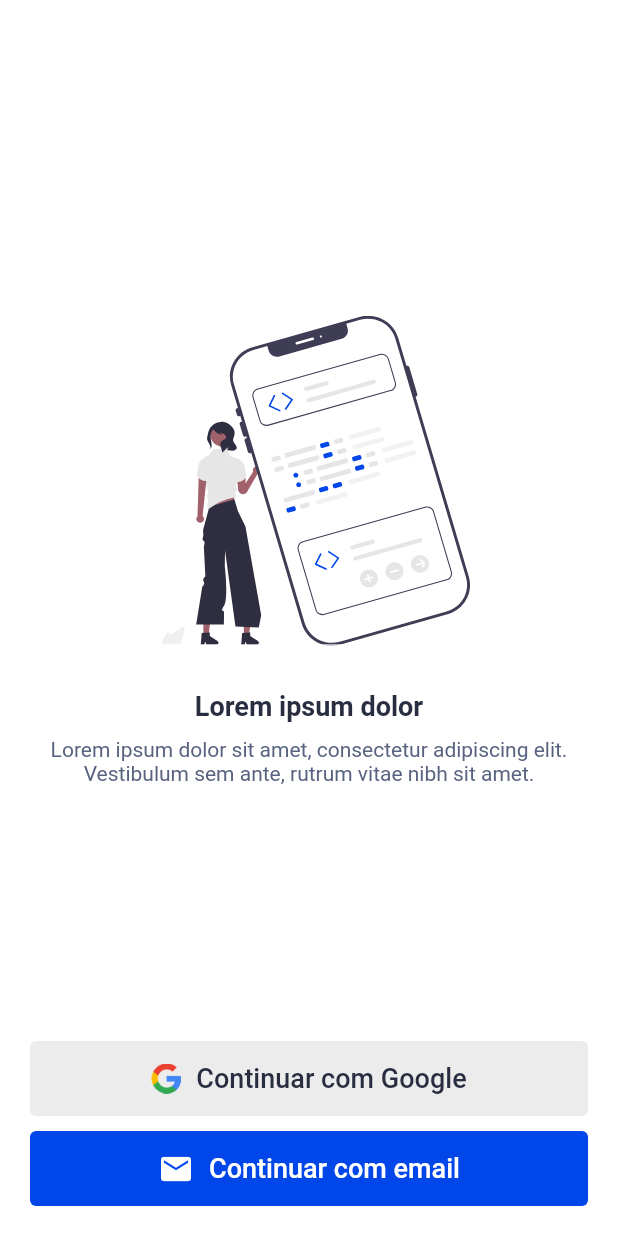
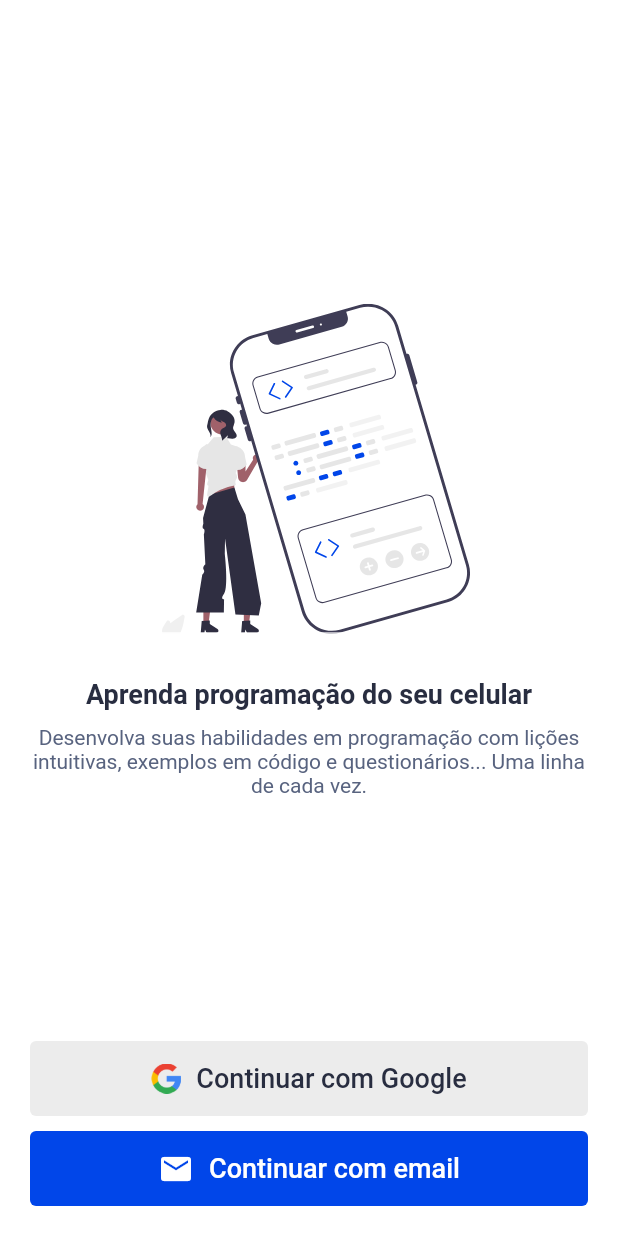
Before and after one commit to jpssantiago/lab-projetos, a Flutter app: the screen it shows after launch, on a phone screen of 412 x 824 dp. Run offline on Flutter 3.47's test engine with Material 2 defaults, Android fonts, the phone set to English and light mode, and no system bars; our stand-ins replace cached_network_image, cloud_firestore, file_picker, firebase_auth, firebase_core, firebase_storage and 2 more; accounts and stored records are empty.

Commit message:
feat: release sprint 1.2

```diff
--- a/lib/models/course_model.dart
+++ b/lib/models/course_model.dart
@@ -8,6 +8,7 @@ class CourseModel {
   String logo;
   List<CourseModuleModel> modules;
   DocumentReference ref;
+  String? fileName;
 
   CourseModel({
     required this.id,
@@ -15,6 +16,7 @@ class CourseModel {
     required this.logo,
     required this.modules,
     required this.ref,
+    this.fileName,
   });
 
   static CourseModel fromMap({
@@ -28,6 +30,7 @@ class CourseModel {
       logo: map['logo'],
       modules: CourseModuleModel.fromMapList(map['modules']),
       ref: ref,
+      fileName: map['file_name'],
     );
   }
 }
--- a/lib/screens/welcome_screen/welcome_screen.dart
+++ b/lib/screens/welcome_screen/welcome_screen.dart
@@ -57,7 +57,7 @@ class _WelcomeScreenState extends State<WelcomeScreen> {
 
     Widget _title() {
       return const Text(
-        'Lorem ipsum dolor',
+        'Aprenda programação do seu celular',
         style: TextStyle(
           fontSize: 18,
           fontWeight: FontWeight.bold,
@@ -69,7 +69,7 @@ class _WelcomeScreenState extends State<WelcomeScreen> {
 
     Widget _subtitle() {
       return const Text(
-        'Lorem ipsum dolor sit amet, consectetur adipiscing elit. Vestibulum sem ante, rutrum vitae nibh sit amet.',
+        'Desenvolva suas habilidades em programação com lições intuitivas, exemplos em código e questionários... Uma linha de cada vez.',
         style: TextStyle(
           fontSize: 14,
           fontWeight: FontWeight.normal,
```
Also changed, not shown: lib/screens/lesson_screen/lesson_screen.dart (+6 -3 lines), lib/screens/module_screen/module_screen.dart (+7 -1 lines).
